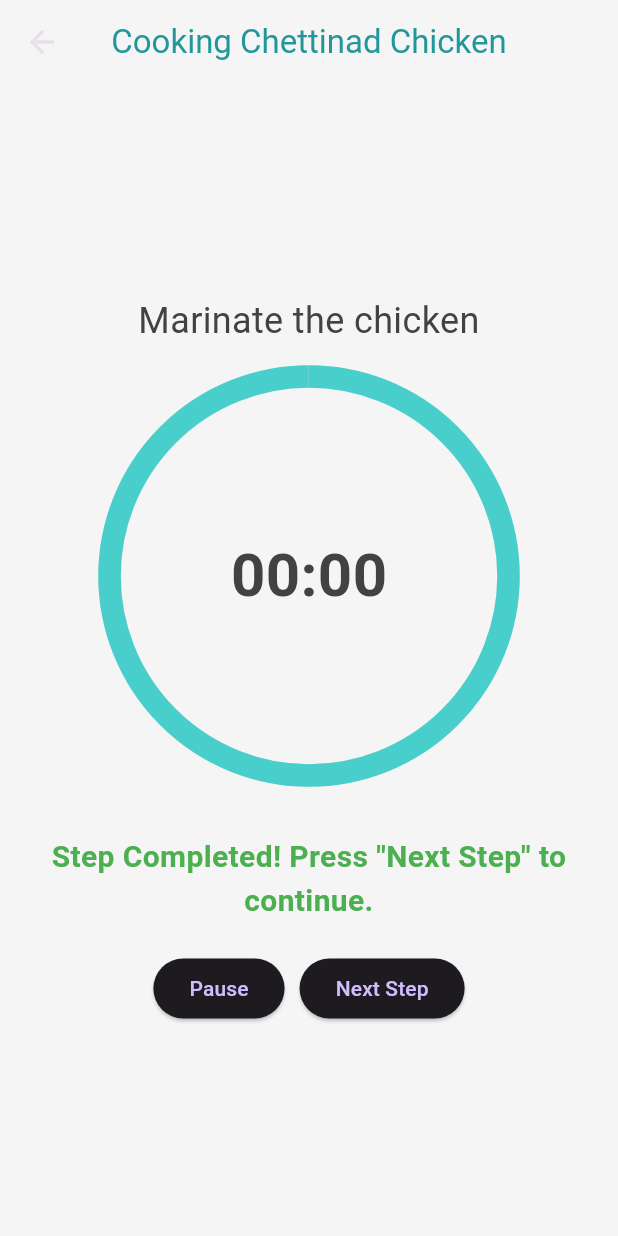
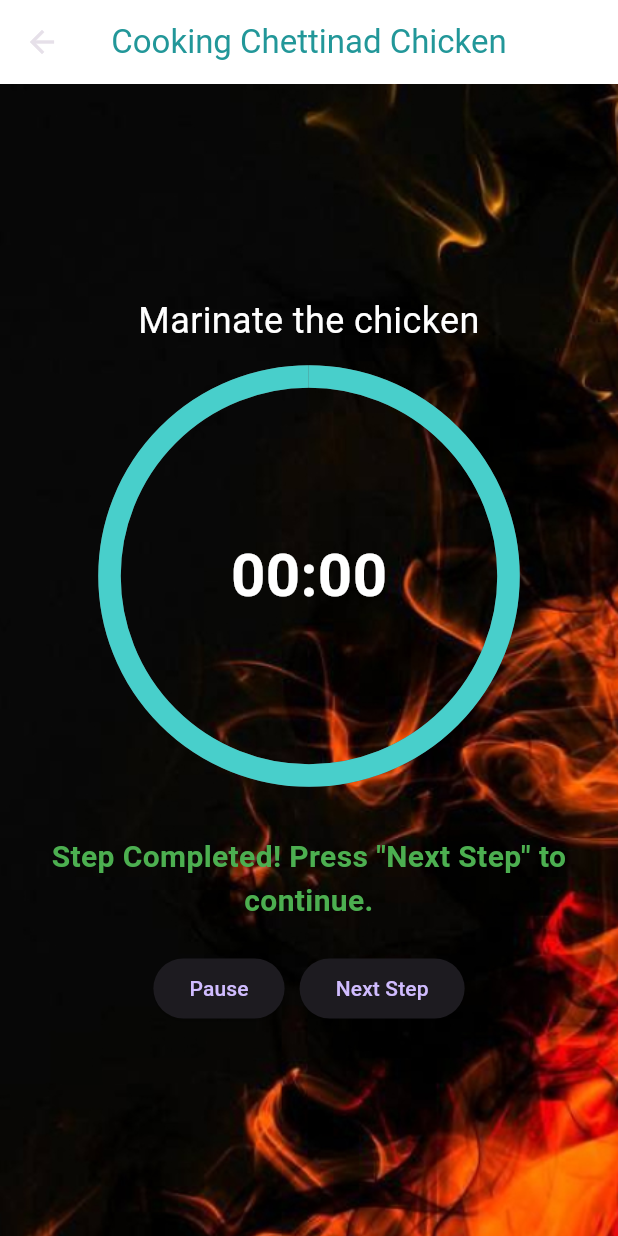
Before and after one commit to KabilanTM/Chef_Mate, a Flutter app: the CookingPage screen opened directly with sample values from the repository, on a phone screen of 412 x 824 dp. Run offline on Flutter 3.47's test engine with Material 3 defaults, Android fonts, the phone set to English and light mode, and no system bars; our stand-ins replace audioplayers.

Commit message:
bg and optimization

```diff
--- a/lib/cooking_page.dart
+++ b/lib/cooking_page.dart
@@ -7,7 +7,7 @@ class CookingPage extends StatefulWidget {
   final Recipe recipe;
   final int personCount;
 
-  const CookingPage({Key? key, required this.recipe, required this.personCount}) : super(key: key);
+  const CookingPage({super.key, required this.recipe, required this.personCount});
 
   @override
   _CookingPageState createState() => _CookingPageState();
@@ -15,7 +15,6 @@ class CookingPage extends StatefulWidget {
 
 class _CookingPageState extends State<CookingPage> {
   int _currentStep = 0;
-  bool _isTimerRunning = false;
   bool _isPaused = false;
   bool _isStepCompleted = false;
   int _timerValue = 0;
@@ -26,12 +25,11 @@ class _CookingPageState extends State<CookingPage> {
   void _startTimer(int minutes) {
     setState(() {
       _timerValue = minutes * 60 * widget.personCount;
-      _isTimerRunning = true;
       _isPaused = false;
       _progress = 1.0; // Reset progress to full circle
     });
 
-    _timer = Timer.periodic(Duration(seconds: 1), (timer) {
+    _timer = Timer.periodic(const Duration(seconds: 1), (timer) {
       if (_timerValue > 0 && !_isPaused) {
         setState(() {
           _timerValue--;
@@ -40,7 +38,6 @@ class _CookingPageState extends State<CookingPage> {
       } else if (_timerValue == 0) {
         timer.cancel();
         setState(() {
-          _isTimerRunning = false;
           _isStepCompleted = true; // Mark step as completed when timer ends
         });
         _playAlarm();
@@ -79,12 +76,19 @@ class _CookingPageState extends State<CookingPage> {
     barrierDismissible: false,
     builder: (context) {
       return Scaffold(
-          backgroundColor: Colors.black87,
-          body: Center(
+        backgroundColor: Colors.transparent, // Transparent background for the dialog
+        body: Container(
+          decoration: BoxDecoration(
+            image: DecorationImage(
+              image: AssetImage('assets/finish.jpg'), // Add your custom background image
+              fit: BoxFit.cover, // Ensure the image covers the entire screen
+            ),
+          ),
+          child: Center(
             child: Column(
               mainAxisAlignment: MainAxisAlignment.center,
               children: [
-                Text(
+                const Text(
                   '🎉 Hooray! Cooking Complete! 🎉',
                   style: TextStyle(
                     fontSize: 30,
@@ -99,16 +103,16 @@ class _CookingPageState extends State<CookingPage> {
                     Navigator.pop(context);
                     Navigator.pop(context);
                   },
-                  child: Text('Finish'),
+                  child: const Text('Finish'),
                 ),
               ],
+            ),
           ),
         ),
       );
     },
   );
 }
-
   @override
   void initState() {
     super.initState();
@@ -127,25 +131,32 @@ class _CookingPageState extends State<CookingPage> {
     final currentStep = widget.recipe.steps[_currentStep];
 
     return Scaffold(
-      backgroundColor: Color(0xFFF5F5F5),
+      backgroundColor: Colors.transparent, // Make the Scaffold background transparent
       appBar: AppBar(
-        title: Text('Cooking ${widget.recipe.name}', style: TextStyle(color: Color(0xFF229799))),
-        backgroundColor: Colors.transparent,
+        title: Text('Cooking ${widget.recipe.name}', style: const TextStyle(color: Color(0xFF229799))),
+        backgroundColor: Colors.transparent, // Make AppBar transparent
         elevation: 0,
         centerTitle: true,
       ),
-      body: Padding(
-        padding: EdgeInsets.all(16.0),
+      body: Container(
+        decoration: const BoxDecoration(
+          image: DecorationImage(
+            image: AssetImage('assets/list_bg.jpg'), // Set the background image
+            fit: BoxFit.cover, // Make the image cover the whole screen
+          ),
+        ),
+        child: Padding(
+          padding: const EdgeInsets.all(16.0),
           child: Column(
             mainAxisAlignment: MainAxisAlignment.center,
             crossAxisAlignment: CrossAxisAlignment.center,
             children: [
               Text(
                 currentStep.description,
-              style: TextStyle(fontSize: 24, color: Color(0xFF424242)),
+                style: const TextStyle(fontSize: 24, color: Color.fromARGB(255, 255, 255, 255)),
                 textAlign: TextAlign.center,
               ),
-            SizedBox(height: 20),
+              const SizedBox(height: 20),
               LayoutBuilder(
                 builder: (context, constraints) {
                   // Calculate the size for the circle to be equal in width and height
@@ -161,30 +172,30 @@ class _CookingPageState extends State<CookingPage> {
                           child: CircularProgressIndicator(
                             value: _progress,
                             strokeWidth: 15,
-                          backgroundColor: Colors.grey[300],
-                          valueColor: AlwaysStoppedAnimation<Color>(Color(0xFF48CFCB)),
+                            backgroundColor: const Color.fromARGB(255, 88, 73, 73),
+                            valueColor: const AlwaysStoppedAnimation<Color>(Color(0xFF48CFCB)),
                           ),
                         ),
                         Text(
                           '${(_timerValue ~/ 60).toString().padLeft(2, '0')}:${(_timerValue % 60).toString().padLeft(2, '0')}',
-                        style: TextStyle(fontSize: 40, fontWeight: FontWeight.bold, color: Color(0xFF424242)),
+                          style: const TextStyle(fontSize: 40, fontWeight: FontWeight.bold, color: Color.fromARGB(255, 255, 255, 255)),
                         ),
                       ],
                     ),
                   );
                 },
               ),
-            SizedBox(height: 20),
+              const SizedBox(height: 20),
               if (_isStepCompleted)
-              Padding(
-                padding: const EdgeInsets.only(top: 20.0),
+                const Padding(
+                  padding: EdgeInsets.only(top: 20.0),
                   child: Text(
                     'Step Completed! Press "Next Step" to continue.',
                     style: TextStyle(fontSize: 20, color: Colors.green, fontWeight: FontWeight.bold),
                     textAlign: TextAlign.center,
                   ),
                 ),
-            SizedBox(height: 20),
+              const SizedBox(height: 20),
               Row(
                 mainAxisAlignment: MainAxisAlignment.center,
                 children: [
@@ -192,16 +203,17 @@ class _CookingPageState extends State<CookingPage> {
                     onPressed: _pauseResumeTimer,
                     child: Text(_isPaused ? 'Resume' : 'Pause'),
                   ),
-                SizedBox(width: 10),
+                  const SizedBox(width: 10),
                   ElevatedButton(
                     onPressed: _isStepCompleted ? _nextStep : null, // Disable button if step is not completed
-                  child: Text('Next Step'),
+                    child: const Text('Next Step'),
                   ),
                 ],
               ),
             ],
           ),
         ),
+      ),
     );
   }
 }
--- a/lib/main.dart
+++ b/lib/main.dart
@@ -1,12 +1,12 @@
 import 'package:flutter/material.dart';
-import 'home_page.dart';
+import 'package:flutter_application_1/login_page.dart';
 
 void main() {
   runApp(const ChefMateApp());
 }
 
 class ChefMateApp extends StatelessWidget {
-  const ChefMateApp({Key? key}) : super(key: key);
+  const ChefMateApp({super.key});
 
   @override
   Widget build(BuildContext context) {
@@ -14,7 +14,7 @@ class ChefMateApp extends StatelessWidget {
       debugShowCheckedModeBanner: false,
       title: 'ChefMate',
       theme: ThemeData.dark(),
-      home: HomePage(),
+      home: const LoginPage(),
     );
   }
 }
--- a/pubspec.yaml
+++ b/pubspec.yaml
@@ -61,7 +61,7 @@ flutter:
 
   # To add assets to your application, add an assets section, like this:
   assets:
-    - assets/alarm.mp3
+    - assets/
   #  - assests/Home_bg[1].png
   #  - images/a_dot_ham.jpeg
 
```
Also changed, not shown: lib/dish_listing_page.dart (deleted, +0 -69 lines), lib/home_page.dart (+19 -9 lines), lib/login_page.dart (+42 -7 lines), lib/recipe_listing_page.dart (+39 -16 lines), assets/ChefMate.jpg (added), assets/finish.jpg (added), assets/home_background.png (renamed from assets/Home_bg[1].png), assets/list_bg.jpg (added), assets/login.jpg (added). Lines whose indentation alone changed are shown as unchanged.
